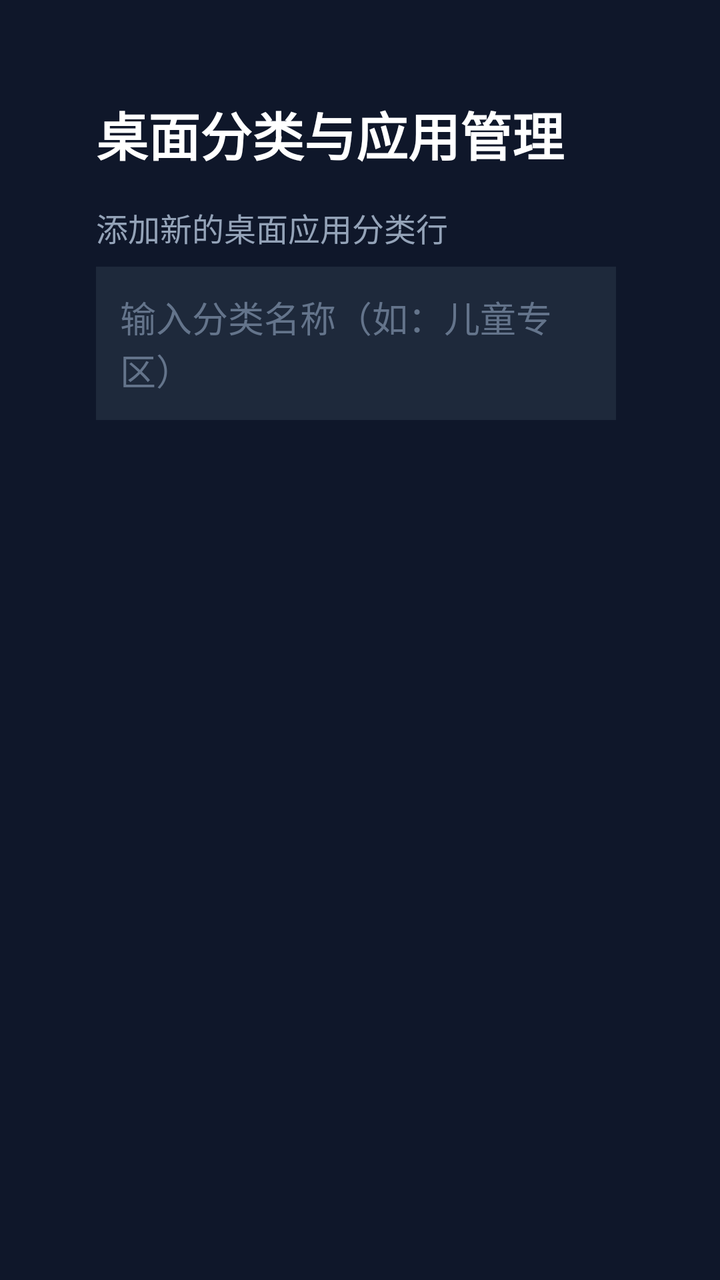
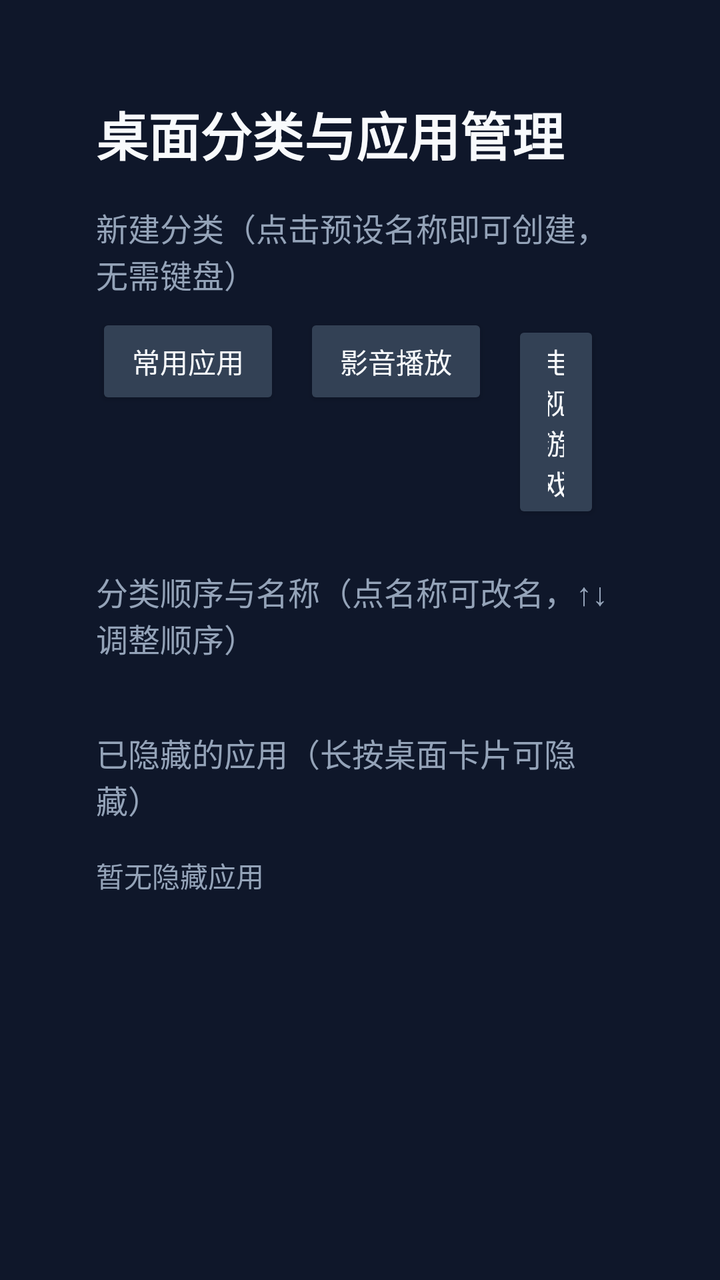

The first picture is an Android layout as it rendered before a commit; the second is the same layout after the commit. The layout source and the unified diff follow.
<!-- AndroidManifest.xml: activity theme Theme.OpenTVLauncher.Settings -->
<!-- res/layout/activity_category_manager.xml -->
<?xml version="1.0" encoding="utf-8"?>
<LinearLayout xmlns:android="http://schemas.android.com/apk/res/android"
    android:layout_width="match_parent"
    android:layout_height="match_parent"
    android:background="#0F172A"
    android:orientation="vertical"
    android:padding="48dp">

    <TextView
        android:layout_width="wrap_content"
        android:layout_height="wrap_content"
        android:text="桌面分类与应用管理"
        android:textColor="#FFFFFF"
        android:textSize="26sp"
        android:textStyle="bold" />

    <TextView
        android:layout_width="wrap_content"
        android:layout_height="wrap_content"
        android:layout_marginTop="16dp"
        android:text="添加新的桌面应用分类行"
        android:textColor="#94A3B8"
        android:textSize="16sp" />

    <LinearLayout
        android:layout_width="match_parent"
        android:layout_height="wrap_content"
        android:layout_marginTop="8dp"
        android:orientation="horizontal">

        <EditText
            android:id="@+id/et_new_category"
            android:layout_width="260dp"
            android:layout_height="wrap_content"
            android:background="#1E293B"
            android:hint="输入分类名称（如：儿童专区）"
            android:padding="12dp"
            android:textColor="#FFFFFF"
            android:textColorHint="#64748B" />

        <Button
            android:id="@+id/btn_add_category"
            android:layout_width="wrap_content"
            android:layout_height="wrap_content"
            android:layout_marginStart="16dp"
            android:text="添加分类" />
    </LinearLayout>

    <TextView
        android:id="@+id/tv_category_list"
        android:layout_width="match_parent"
        android:layout_height="0dp"
        android:layout_marginTop="24dp"
        android:layout_weight="1"
        android:lineSpacingExtra="6dp"
        android:textColor="#CBD5E1"
        android:textSize="16sp" />

</LinearLayout>
<!-- resources referenced by this layout -->
<resources>
  <style name="Theme.OpenTVLauncher.Settings" parent="Theme.AppCompat.NoActionBar">
          <item name="android:windowBackground">#0F172A</item>
          <item name="android:textColor">#FFFFFF</item>
      </style>
</resources>

<!-- the commit's change to res/layout/activity_category_manager.xml (unified diff, before → after) -->
@@ -1,59 +1,102 @@
 <?xml version="1.0" encoding="utf-8"?>
-<LinearLayout xmlns:android="http://schemas.android.com/apk/res/android"
+<ScrollView xmlns:android="http://schemas.android.com/apk/res/android"
     android:layout_width="match_parent"
     android:layout_height="match_parent"
-    android:background="#0F172A"
-    android:orientation="vertical"
+    android:background="@color/bg_root"
     android:padding="48dp">
-
-    <TextView
-        android:layout_width="wrap_content"
-        android:layout_height="wrap_content"
-        android:text="桌面分类与应用管理"
-        android:textColor="#FFFFFF"
-        android:textSize="26sp"
-        android:textStyle="bold" />
-
-    <TextView
-        android:layout_width="wrap_content"
-        android:layout_height="wrap_content"
-        android:layout_marginTop="16dp"
-        android:text="添加新的桌面应用分类行"
-        android:textColor="#94A3B8"
-        android:textSize="16sp" />
 
     <LinearLayout
         android:layout_width="match_parent"
         android:layout_height="wrap_content"
-        android:layout_marginTop="8dp"
-        android:orientation="horizontal">
+        android:orientation="vertical">
 
-        <EditText
-            android:id="@+id/et_new_category"
-            android:layout_width="260dp"
-            android:layout_height="wrap_content"
-            android:background="#1E293B"
-            android:hint="输入分类名称（如：儿童专区）"
-            android:padding="12dp"
-            android:textColor="#FFFFFF"
-            android:textColorHint="#64748B" />
-
-        <Button
-            android:id="@+id/btn_add_category"
+        <TextView
             android:layout_width="wrap_content"
             android:layout_height="wrap_content"
-            android:layout_marginStart="16dp"
-            android:text="添加分类" />
+            android:text="桌面分类与应用管理"
+            android:textColor="@color/text_primary"
+            android:textSize="26sp"
+            android:textStyle="bold" />
+
+        <TextView
+            android:layout_width="wrap_content"
+            android:layout_height="wrap_content"
+            android:layout_marginTop="16dp"
+            android:text="新建分类（点击预设名称即可创建，无需键盘）"
+            android:textColor="@color/text_secondary"
+            android:textSize="16sp" />
+
+        <LinearLayout
+            android:layout_width="match_parent"
+            android:layout_height="wrap_content"
+            android:layout_marginTop="8dp"
+            android:orientation="horizontal">
+
+            <Button
+                android:id="@+id/btn_add_common"
+                style="@style/SettingsButton"
+                android:text="常用应用" />
+
+            <Button
+                android:id="@+id/btn_add_media"
+                style="@style/SettingsButton"
+                android:text="影音播放" />
+
+            <Button
+                android:id="@+id/btn_add_game"
+                style="@style/SettingsButton"
+                android:text="电视游戏" />
+
+            <Button
+                android:id="@+id/btn_add_kids"
+                style="@style/SettingsButton"
+                android:text="儿童专区" />
+
+            <Button
+                android:id="@+id/btn_add_study"
+                style="@style/SettingsButton"
+                android:text="学习工具" />
+
+        </LinearLayout>
+
+        <TextView
+            android:layout_width="wrap_content"
+            android:layout_height="wrap_content"
+            android:layout_marginTop="26dp"
+            android:text="分类顺序与名称（点名称可改名，↑↓ 调整顺序）"
+            android:textColor="@color/text_secondary"
+            android:textSize="16sp" />
+
+        <LinearLayout
+            android:id="@+id/category_rows"
+            android:layout_width="match_parent"
+            android:layout_height="wrap_content"
+            android:layout_marginTop="8dp"
+            android:orientation="vertical" />
+
+        <TextView
+            android:layout_width="wrap_content"
+            android:layout_height="wrap_content"
+            android:layout_marginTop="26dp"
+            android:text="已隐藏的应用（长按桌面卡片可隐藏）"
+            android:textColor="@color/text_secondary"
+            android:textSize="16sp" />
+
+        <LinearLayout
+            android:id="@+id/hidden_rows"
+            android:layout_width="match_parent"
+            android:layout_height="wrap_content"
+            android:layout_marginTop="8dp"
+            android:orientation="vertical" />
+
+        <TextView
+            android:id="@+id/tv_empty_hint"
+            android:layout_width="match_parent"
+            android:layout_height="wrap_content"
+            android:layout_marginTop="8dp"
+            android:text="暂无隐藏应用"
+            android:textColor="@color/text_secondary"
+            android:textSize="14sp" />
+
     </LinearLayout>
-
-    <TextView
-        android:id="@+id/tv_category_list"
-        android:layout_width="match_parent"
-        android:layout_height="0dp"
-        android:layout_marginTop="24dp"
-        android:layout_weight="1"
-        android:lineSpacingExtra="6dp"
-        android:textColor="#CBD5E1"
-        android:textSize="16sp" />
-
-</LinearLayout>
+</ScrollView>
<!-- resource entries referenced after the edit -->
@@ -1,8 +1,21 @@
 <!-- resources referenced by this layout -->
 <resources>
+  <color name="bg_root">#0F172A</color>
+  <color name="text_primary">#F8FAFC</color>
+  <color name="text_secondary">#94A3B8</color>
+  <style name="SettingsButton">
+          <item name="android:layout_width">wrap_content</item>
+          <item name="android:layout_height">wrap_content</item>
+          <item name="android:layout_marginEnd">12dp</item>
+          <item name="android:paddingStart">18dp</item>
+          <item name="android:paddingEnd">18dp</item>
+          <item name="android:textColor">@color/text_primary</item>
+          <item name="android:backgroundTint">@color/pin_key_bg</item>
+      </style>
   <style name="Theme.OpenTVLauncher.Settings" parent="Theme.AppCompat.NoActionBar">
-          <item name="android:windowBackground">#0F172A</item>
-          <item name="android:textColor">#FFFFFF</item>
+          <item name="android:windowBackground">@color/bg_root</item>
+          <item name="android:textColor">@color/text_primary</item>
       </style>
+  <color name="pin_key_bg">#334155</color>
 </resources>
 
